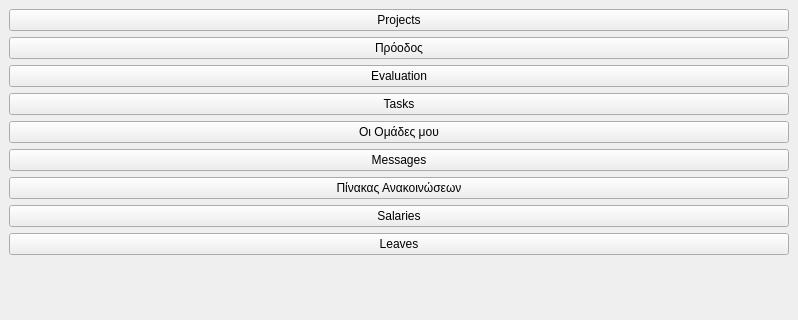
First picture: the form in ui/MainScreen.ui, repository F1l14/Software-Engineering-2025, before the edit; both pictures show x 0 to 798 and y 254 to 574 of the 798 by 794 pixel window.
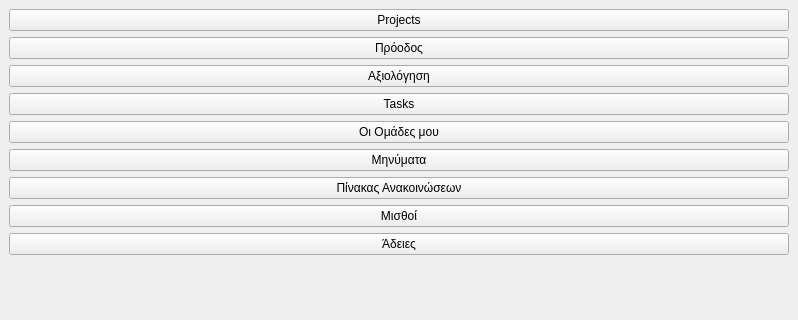
Second picture: the form after the edit.

Commit message: translated some button names to greek

What changed in the file:
```diff
--- a/ui/MainScreen.ui
+++ b/ui/MainScreen.ui
@@ -37,7 +37,7 @@
       <item row="2" column="0">
        <widget class="QPushButton" name="evaluationButton">
         <property name="text">
-         <string>Evaluation</string>
+         <string>Αξιολόγηση</string>
         </property>
        </widget>
       </item>
@@ -61,7 +61,7 @@
       <item row="5" column="0">
        <widget class="QPushButton" name="messageSelect">
         <property name="text">
-         <string>Messages</string>
+         <string>Μηνύματα</string>
         </property>
        </widget>
       </item>
@@ -77,7 +77,7 @@
       <item row="7" column="0">
        <widget class="QPushButton" name="salariesButton">
         <property name="text">
-         <string>Salaries</string>
+         <string>Μισθοί</string>
         </property>
        </widget>
       </item>
@@ -85,7 +85,7 @@
       <item row="8" column="0">
        <widget class="QPushButton" name="leavesButton">
         <property name="text">
-         <string>Leaves</string>
+         <string>Άδειες</string>
         </property>
        </widget>
       </item>
```
Left out of the diff: 12 changed lines with no effect on the pictures.
